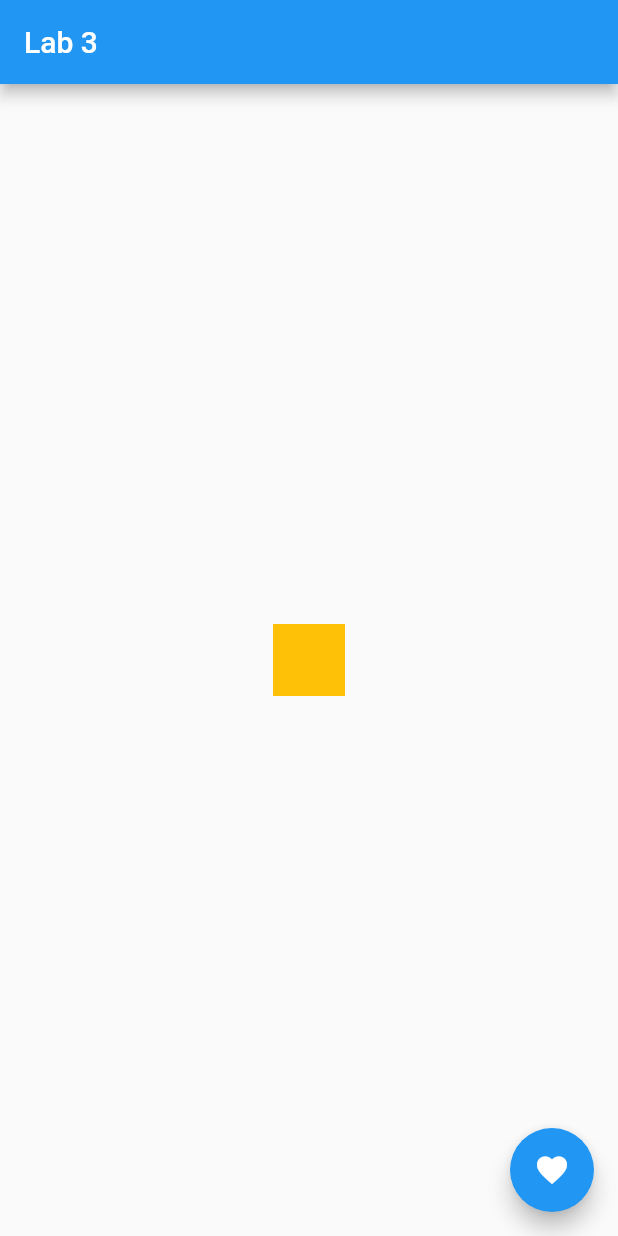
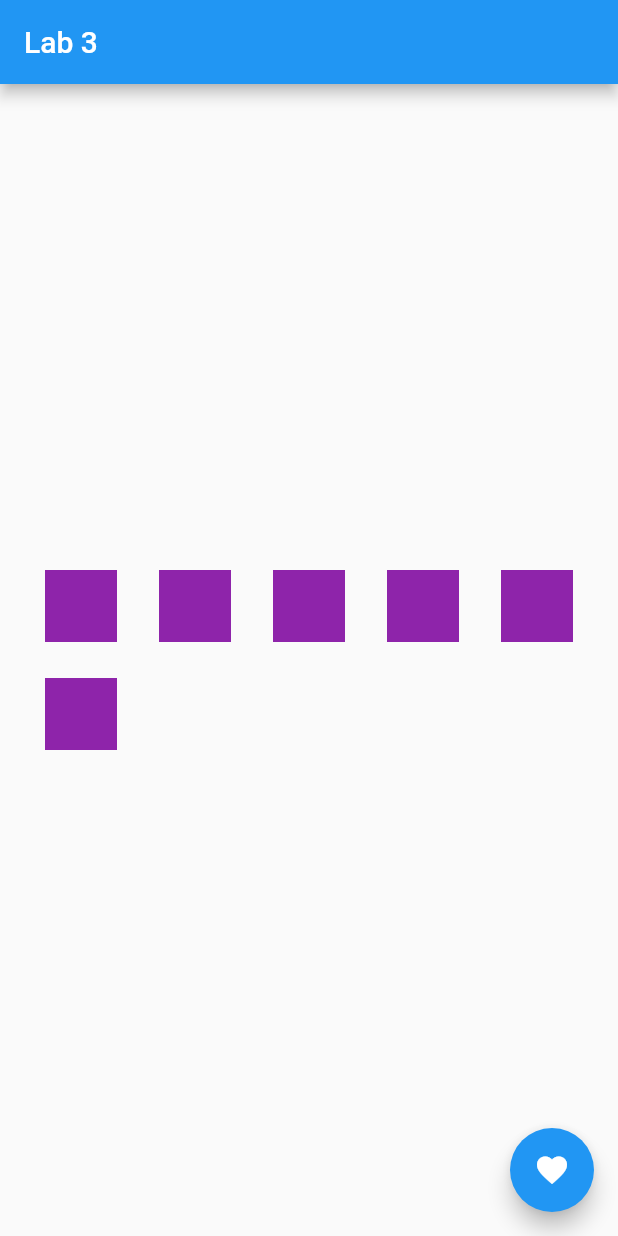
Before and after one commit to KautsarH/appFlutter, a Flutter app: the screen it shows after launch, on a phone screen of 412 x 824 dp. Run offline on Flutter 3.47's test engine with Material 2 defaults, Android fonts, the phone set to English and light mode, and no system bars.

Commit message:
Multiple container

```diff
--- a/lib/main.dart
+++ b/lib/main.dart
@@ -53,7 +53,7 @@ class _MyHomePageState extends State<MyHomePage> {
       // so that the display can reflect the updated values. If we changed
       // _counter without calling setState(), then the build method would not be
       // called again, and so nothing would appear to happen.
-      _counter = 2+ _counter;
+      _counter = 2 + _counter;
     });
   }
 
@@ -74,14 +74,74 @@ class _MyHomePageState extends State<MyHomePage> {
       body: Container(
         // Center is a layout widget. It takes a single child and positions it
         // in the middle of the parent.
-          child: Center(
-            child: Container(
-              margin: const EdgeInsets.all(10.0),
-              color: Colors.amber[500],
-              width: 48.0,
-              height: 48.0,
-            ),
+        child: Center(
+          child: Wrap(
+            spacing: 8.0, // gap between adjacent chips
+            runSpacing: 4.0, // gap between lines
+            children: <Widget>[
+              Column(
+                children: <Widget>[
+                  Container(
+                    margin: const EdgeInsets.all(10.0),
+                    color: Colors.purple[600],
+                    width: 48.0,
+                    height: 48.0,
+                  ),
+                ],
+              ),
+              Column(
+                children: <Widget>[
+                  Container(
+                    margin: const EdgeInsets.all(10.0),
+                    color: Colors.purple[600],
+                    width: 48.0,
+                    height: 48.0,
+                  ),
+                ],
+              ),
+              Column(
+                children: <Widget>[
+                  Container(
+                    margin: const EdgeInsets.all(10.0),
+                    color: Colors.purple[600],
+                    width: 48.0,
+                    height: 48.0,
+                  ),
+                ],
+              ),
+              Column(
+                children: <Widget>[
+                  Container(
+                    margin: const EdgeInsets.all(10.0),
+                    color: Colors.purple[600],
+                    width: 48.0,
+                    height: 48.0,
+                  ),
+                ],
+              ),
+              Column(
+                children: <Widget>[
+                  Container(
+                    margin: const EdgeInsets.all(10.0),
+                    color: Colors.purple[600],
+                    width: 48.0,
+                    height: 48.0,
+                  ),
+                ],
+              ),
+              Column(
+                children: <Widget>[
+                  Container(
+                    margin: const EdgeInsets.all(10.0),
+                    color: Colors.purple[600],
+                    width: 48.0,
+                    height: 48.0,
+                  ),
+                ],
+              ),
+            ],
           ),
+        ),
       ),
       floatingActionButton: FloatingActionButton(
         onPressed: _incrementCounter,
```
